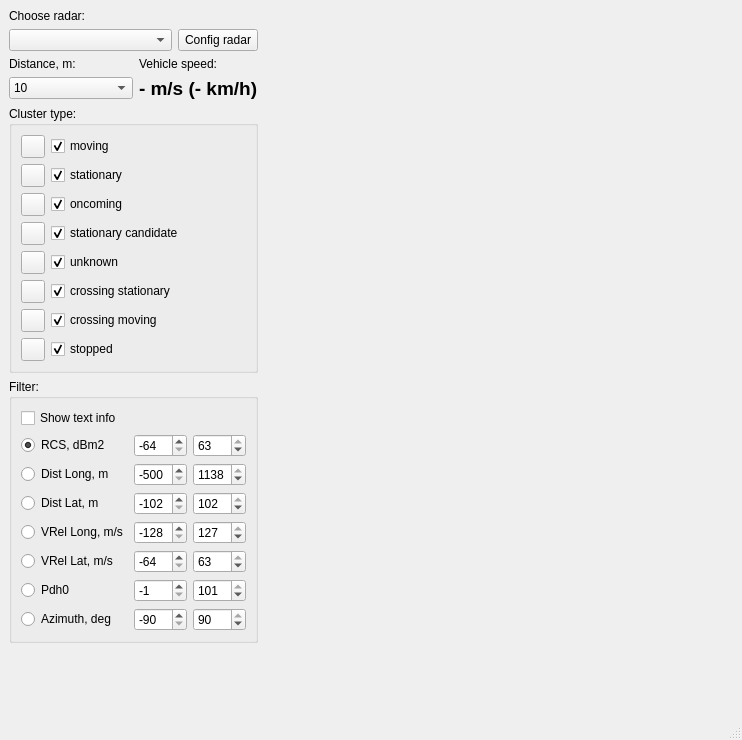
Old version of the form displaydata.ui in the repository anatoltrush/RadarVisual.
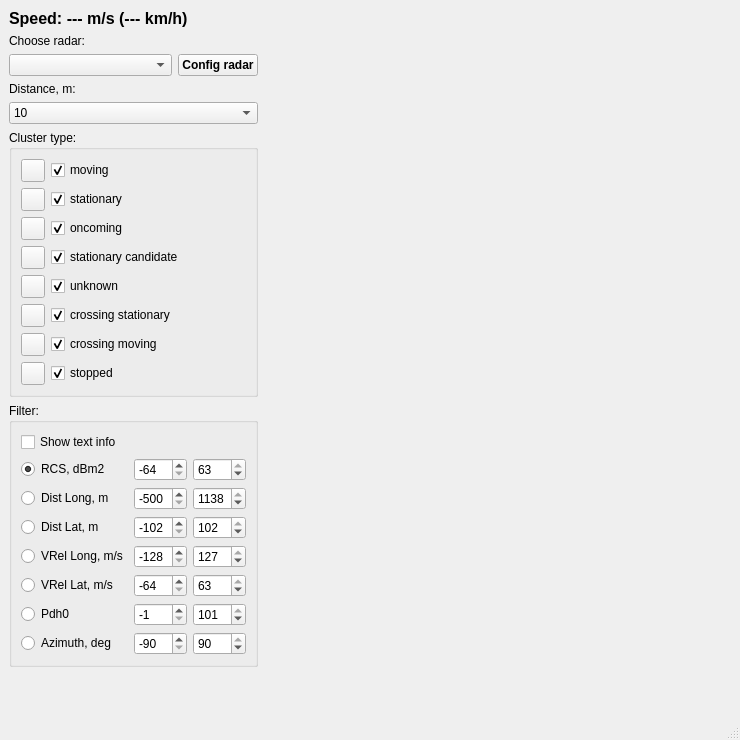
New version of the form. Icons and pictures are not drawn. Custom widgets are drawn as their Qt base class.

Commit message: Vehicle velocity done

The edit to the form file:
```diff
--- a/displaydata.ui
+++ b/displaydata.ui
@@ -6,7 +6,7 @@
    <rect>
     <x>0</x>
     <y>0</y>
-    <width>742</width>
+    <width>740</width>
     <height>740</height>
    </rect>
   </property>
@@ -24,6 +24,25 @@
       <property name="sizeConstraint">
        <enum>QLayout::SetMinimumSize</enum>
       </property>
+      <item>
+       <widget class="QLabel" name="lSpeed_M_KM">
+        <property name="sizePolicy">
+         <sizepolicy hsizetype="Fixed" vsizetype="Fixed">
+          <horstretch>0</horstretch>
+          <verstretch>0</verstretch>
+         </sizepolicy>
+        </property>
+        <property name="font">
+         <font>
+          <pointsize>12</pointsize>
+          <bold>true</bold>
+         </font>
+        </property>
+        <property name="text">
+         <string>Speed: --- m/s (--- km/h)</string>
+        </property>
+       </widget>
+      </item>
       <item>
        <widget class="QLabel" name="lRadNum">
         <property name="sizePolicy">
@@ -60,6 +79,12 @@
             <verstretch>0</verstretch>
            </sizepolicy>
           </property>
+          <property name="font">
+           <font>
+            <pointsize>9</pointsize>
+            <bold>true</bold>
+           </font>
+          </property>
           <property name="text">
            <string>Config radar</string>
           </property>
@@ -68,10 +93,6 @@
        </layout>
       </item>
       <item>
-       <layout class="QHBoxLayout" name="horizontalLayout_2">
-        <item>
-         <layout class="QVBoxLayout" name="verticalLayout_2">
-          <item>
            <widget class="QLabel" name="lChsDist">
             <property name="sizePolicy">
              <sizepolicy hsizetype="Minimum" vsizetype="Fixed">
@@ -128,47 +149,6 @@
              </property>
             </item>
            </widget>
-          </item>
-         </layout>
-        </item>
-        <item>
-         <layout class="QVBoxLayout" name="verticalLayout">
-          <item>
-           <widget class="QLabel" name="lVSpeed">
-            <property name="sizePolicy">
-             <sizepolicy hsizetype="Fixed" vsizetype="Fixed">
-              <horstretch>0</horstretch>
-              <verstretch>0</verstretch>
-             </sizepolicy>
-            </property>
-            <property name="text">
-             <string>Vehicle speed:</string>
-            </property>
-           </widget>
-          </item>
-          <item>
-           <widget class="QLabel" name="lSpeed_M_KM">
-            <property name="sizePolicy">
-             <sizepolicy hsizetype="Fixed" vsizetype="Fixed">
-              <horstretch>0</horstretch>
-              <verstretch>0</verstretch>
-             </sizepolicy>
-            </property>
-            <property name="font">
-             <font>
-              <pointsize>14</pointsize>
-              <weight>75</weight>
-              <bold>true</bold>
-             </font>
-            </property>
-            <property name="text">
-             <string>- m/s (- km/h)</string>
-            </property>
-           </widget>
-          </item>
-         </layout>
-        </item>
-       </layout>
       </item>
       <item>
        <widget class="QGroupBox" name="gBClType">
```
Lines whose indentation alone changed are shown as unchanged. The commit also changes 7 other files.
